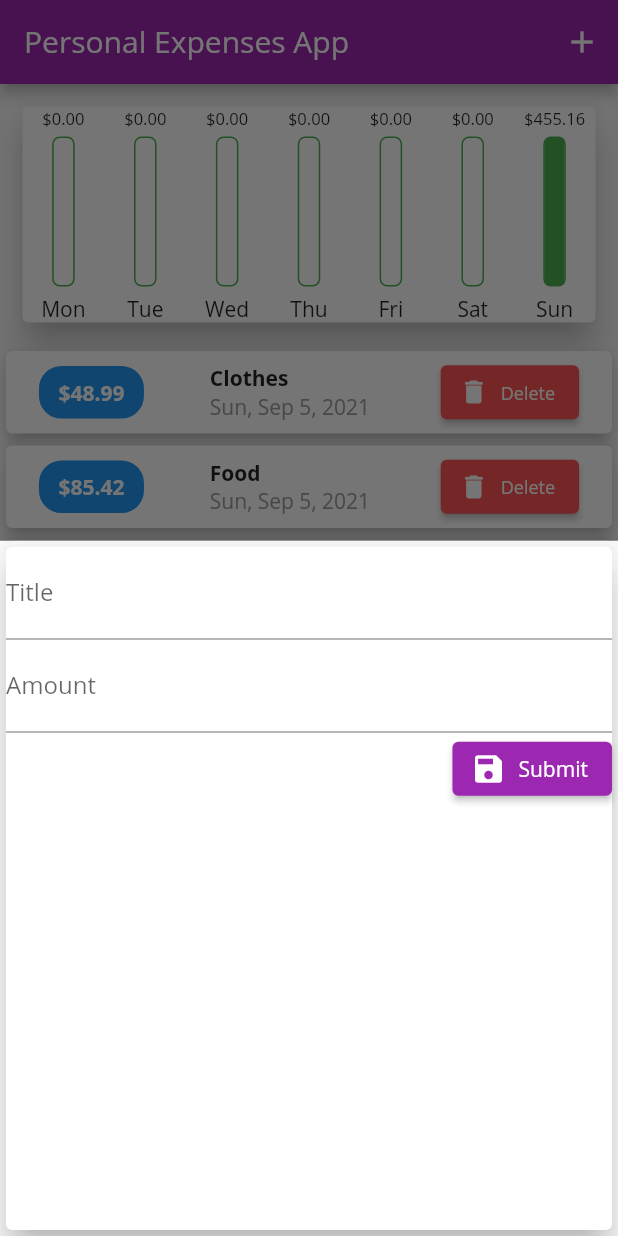
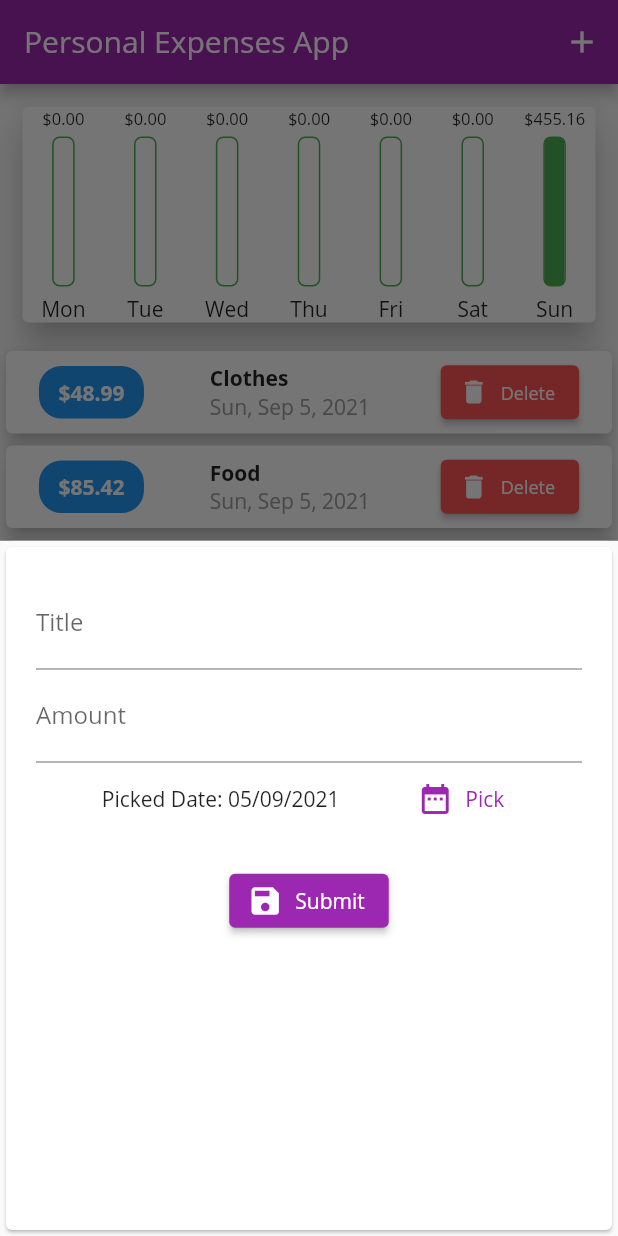
Before and after one commit to ysumut/Personal-Expenses-App, a Flutter app: the screen it shows after launch, after a tap on the "add" icon, on a phone screen of 412 x 824 dp. Run offline on Flutter 3.47's test engine with Material 2 defaults, Android fonts, the phone set to English and light mode, and no system bars.

Commit message:
DatePicker added

```diff
--- a/lib/main.dart
+++ b/lib/main.dart
@@ -35,9 +35,9 @@ class MyHomePage extends StatefulWidget {
 
 class _MyHomePageState extends State<MyHomePage> {
   final List<Transaction> _transactions = [
-    Transaction(id: 1, title: 'Clothes', amount: 48.99),
-    Transaction(id: 2, title: 'Food', amount: 85.42),
-    Transaction(id: 3, title: 'Holiday', amount: 320.75),
+    Transaction(id: 1, title: 'Clothes', amount: 48.99, dateTime: DateTime.now()),
+    Transaction(id: 2, title: 'Food', amount: 85.42, dateTime: DateTime.now()),
+    Transaction(id: 3, title: 'Holiday', amount: 320.75, dateTime: DateTime.now()),
   ];
 
   @override
@@ -62,11 +62,11 @@ class _MyHomePageState extends State<MyHomePage> {
     );
   }
 
-  void _submitTx(String title, double amount) {
+  void _submitTx(String title, double amount, DateTime dateTime) {
     setState(() {
       int id = (_transactions.length == 0) ? 1 : _transactions.last.id + 1;
 
-      _transactions.insert(0, Transaction(id: id, title: title, amount: amount));
+      _transactions.insert(0, Transaction(id: id, title: title, amount: amount, dateTime: dateTime));
     });
   }
 
--- a/lib/models/transaction.dart
+++ b/lib/models/transaction.dart
@@ -2,7 +2,7 @@ class Transaction {
   final int id;
   final String title;
   final double amount;
-  final DateTime dateTime = DateTime.now();
+  final DateTime dateTime;
 
-  Transaction({required this.id, required this.title, required this.amount});
+  Transaction({required this.id, required this.title, required this.amount, required this.dateTime});
 }
--- a/lib/widgets/chart_screen.dart
+++ b/lib/widgets/chart_screen.dart
@@ -12,8 +12,8 @@ class ChartScreen extends StatelessWidget {
   Widget build(BuildContext context) {
     List<dynamic> chartList = _createChartList();
     double maxDailyAmount = chartList
-        .map((e) => e.amount)
-        .reduce((a, b) => a > b ? a : b); // find max daily amount
+        .reduce((a, b) => a.amount > b.amount ? a : b)
+        .amount; // find max daily amount
     double ratio = 100 / maxDailyAmount; // find ratio
 
     return Card(
@@ -65,14 +65,10 @@ class ChartScreen extends StatelessWidget {
       var date = DateTime.now().subtract(Duration(days: i));
       var dateFormat = DateFormat.yMd().format;
 
-      double totalAmount = _lastWeekTransactions
-          .map((e) => (dateFormat(e.dateTime) == dateFormat(date))
-              ? e.amount
-              : 0) // find daily amount list by datetime
-          .fold(
-              0,
-              (previousValue, element) =>
-                  previousValue + element); // sum daily amount list
+      double totalAmount = 0;
+      _lastWeekTransactions.forEach((e) {
+        if (dateFormat(e.dateTime) == dateFormat(date)) totalAmount += e.amount;
+      }); // sum daily amount list
 
       chartList.add(
           ChartBar(amount: totalAmount, date: DateFormat.E().format(date)));
--- a/lib/widgets/transaction_form.dart
+++ b/lib/widgets/transaction_form.dart
@@ -1,7 +1,8 @@
 import 'package:flutter/material.dart';
+import 'package:intl/intl.dart';
 
 class TransactionForm extends StatefulWidget {
-  final Function(String, double) submitTx;
+  final Function(String, double, DateTime) submitTx;
 
   TransactionForm(this.submitTx);
 
@@ -12,15 +13,16 @@ class TransactionForm extends StatefulWidget {
 class _TransactionFormState extends State<TransactionForm> {
   final titleController = TextEditingController();
   final amountController = TextEditingController();
+  DateTime _selectedDate = DateTime.now();
   String errMsg = "";
 
   @override
   Widget build(BuildContext context) {
     return Container(
       child: Card(
-        elevation: 10,
+        child: Container(
+          padding: EdgeInsets.all(20),
           child: Column(
-          crossAxisAlignment: CrossAxisAlignment.end,
             children: [
               TextField(
                 decoration: InputDecoration(labelText: 'Title'),
@@ -33,13 +35,32 @@ class _TransactionFormState extends State<TransactionForm> {
                 keyboardType: TextInputType.number,
                 onSubmitted: (_) => _saveData(),
               ),
+              Row(
+                mainAxisAlignment: MainAxisAlignment.spaceEvenly,
+                children: [
+                  Text('Picked Date: ' +
+                      DateFormat('dd/MM/yyyy').format(_selectedDate)),
+                  TextButton.icon(
+                    label: Text('Pick'),
+                    icon: Icon(Icons.date_range),
+                    onPressed: openDatePicker,
+                  ),
+                ],
+              ),
+              SizedBox(height: 20),
               ElevatedButton.icon(
                 label: Text('Submit'),
                 icon: Icon(Icons.save),
                 onPressed: _saveData,
               ),
-            Container(child: Text(errMsg, style: TextStyle(color: Colors.red, fontWeight: FontWeight.bold),)),
+              Container(
+                  child: Text(
+                errMsg,
+                style:
+                    TextStyle(color: Colors.red, fontWeight: FontWeight.bold),
+              )),
             ],
+          ),
         ),
       ),
     );
@@ -52,19 +73,33 @@ class _TransactionFormState extends State<TransactionForm> {
 
       if (title.isEmpty || amount <= 0 || amount > 999999999) {
         setState(() {
-          errMsg = 'Başlık boş olamaz, miktar 0 dan küçük veya 999999999\'dan büyük olamaz!';
+          errMsg =
+              'Başlık boş olamaz, miktar 0 dan küçük veya 999999999\'dan büyük olamaz!';
         });
         return;
       }
 
-      widget.submitTx(title, amount);
+      widget.submitTx(title, amount, this._selectedDate);
       Navigator.of(context).pop();
-    }
-    catch(err) {
-      print(err);
+    } catch (err) {
       setState(() {
         errMsg = 'Hatalı kayıt!';
       });
     }
   }
+
+  void openDatePicker() {
+    showDatePicker(
+      context: context,
+      initialDate: DateTime.now(),
+      firstDate: DateTime(2000),
+      lastDate: DateTime.now(),
+    ).then((value) {
+      if (value == null) return;
+
+      setState(() {
+        _selectedDate = value;
+      });
+    });
   }
+}
```
Lines whose indentation alone changed are shown as unchanged.
